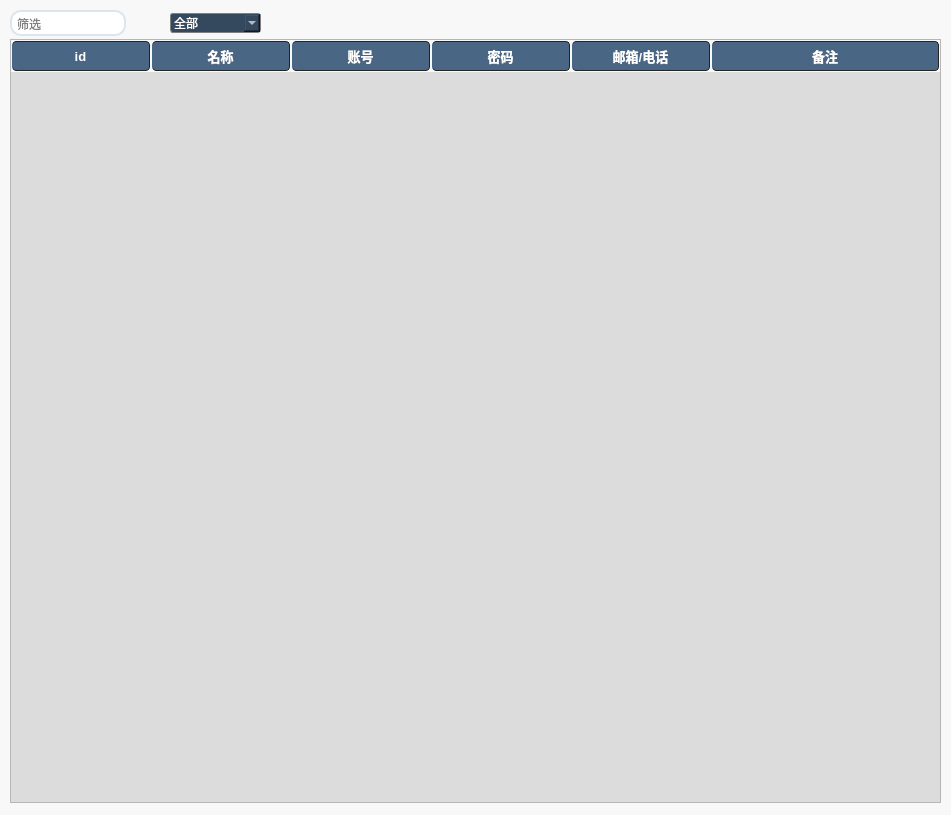
First picture: the form in gui/MainGUI.ui, repository Malloc-Luo/py-passwordmanager, before the edit.
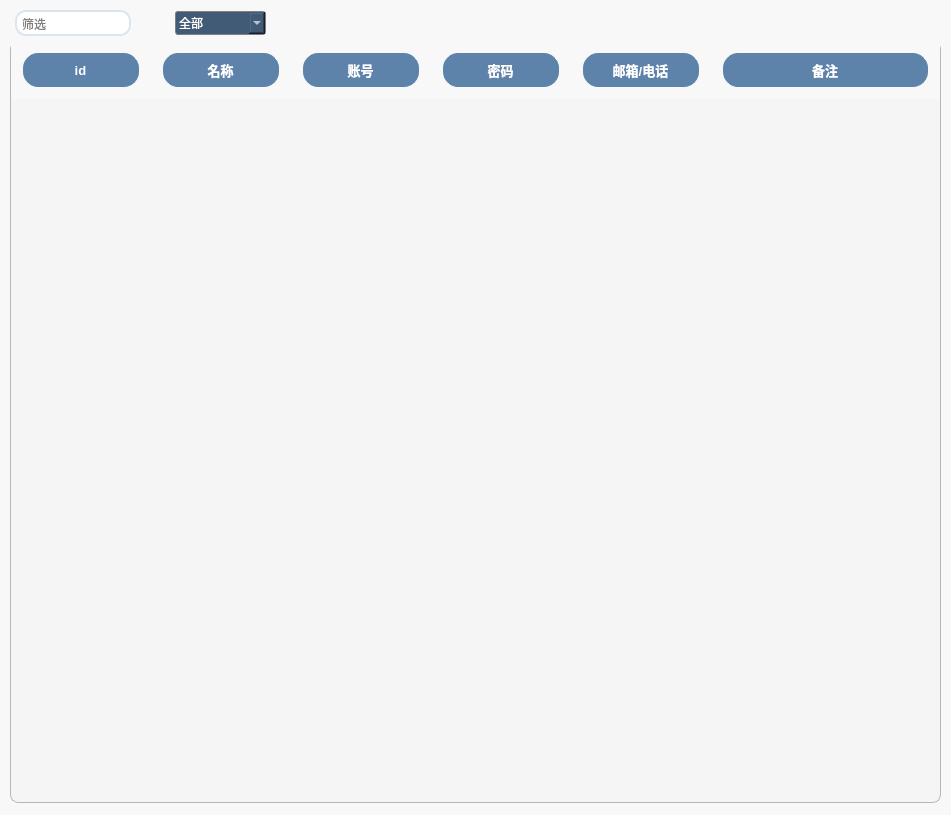
Second picture: the form after the edit. Icons and pictures are not drawn.

Diff of the .ui file:
```diff
--- a/gui/MainGUI.ui
+++ b/gui/MainGUI.ui
@@ -60,7 +60,7 @@
     border: 2px solid;
 	padding:2px;
 	border-radius:5px;
-	background-color:qlineargradient(spread:pad, x1:0, y1:0, x2:1, y2:1, stop:0.494737 rgba(220, 220, 220, 255), stop:1 rgba(255, 255, 255, 255));
+	background-color:#ffffff;
 	border-color:rgb(220, 220, 220);
 	margin-right:2px;
 }
@@ -223,7 +223,7 @@
       </attribute>
       <layout class="QVBoxLayout" name="verticalLayout">
        <property name="spacing">
-        <number>3</number>
+        <number>5</number>
        </property>
        <property name="leftMargin">
         <number>9</number>
@@ -245,6 +245,9 @@
          <property name="sizeConstraint">
           <enum>QLayout::SetFixedSize</enum>
          </property>
+         <property name="leftMargin">
+          <number>5</number>
+         </property>
          <item>
           <widget class="QLineEdit" name="le_filiter">
            <property name="sizePolicy">
@@ -316,20 +319,20 @@
             <cursorShape>PointingHandCursor</cursorShape>
            </property>
            <property name="styleSheet">
-            <string notr="true">
-QComboBox {
+            <string notr="true">QComboBox {
     border: 1px solid gray;   /* 边框 */
     border-radius: 3px;   /* 圆角 */
-    padding: 1px 18px 1px 3px;   /* 字体填衬 */
+    padding: 3px 18px 3px 3px;   /* 字体填衬 */
     color:#FFFFFF;
-    background:#34495E;
+    background:#415B76;
 }
 /* 下拉后，整个下拉窗体样式 */
 QComboBox QAbstractItemView {
 	/* 选定项的虚框 */
     outline: 0px solid gray;
 	/* 整个下拉窗体的边框 */   
-    border: 1px solid white;   
+    border: 1px solid white;
+	border-radius: 3px;  
     color:#FFFFFF;
     background:rgb(68, 96, 124);
 }
@@ -567,20 +570,25 @@
          </property>
          <property name="styleSheet">
           <string notr="true">QTableWidget {
-    color:#34495E;
-    background:#DCDCDC;
+    color:rgb(71, 71, 106);
+    background:rgb(245, 245, 245);
     border:1px solid #b6b6b6;
-    alternate-background-color:#d2d2d2;
+	border-top:0px;
+	border-radius:8px;
+    alternate-background-color:rgb(230, 230, 230);
     gridline-color:#ffffff;
 	font-family:'consolas,Microsoft YaHei';
 	font-size:10pt;
 }
 QTableWidget::item{
-    border-radius:6px;
+    border-radius:8px;
+	margin-left:2px;
+	margin-right:2px;
 }
 QTableWidget::item:selected{
-color:#ffffff;
-background:#73A1D0;
+	color:#000000;
+	font-weight: bold;
+	background-color:qlineargradient(spread:pad, x1:1, y1:0.057, x2:1, y2:0.982955, stop:0 rgba(129, 228, 255, 232), stop:1 rgba(217, 213, 255, 255));
 }
 
 QTableWidget::item:hover{
@@ -589,38 +597,38 @@
     font-size:10;
 }
 QHeaderView::section{
-text-align:center;
-background:#496684;
-padding:2px;
-margin:1px;
-color:#ffffff;
-border:1px solid #242424;
-border-left-width:0;
-border-radius:4px;
+	text-align:center;
+	background:#5E83AA;
+	padding:4px;
+	margin:12px;
+	color:#ffffff;
+	border:1px solid #5E83AA;
+	border-left-width:0;
+	border-radius:15px;
 }
 QScrollBar:vertical{
-background:#484848;
-padding:0px;
-border-radius:6px;
-max-width:12px;
+	background:#484848;
+	padding:0px;
+	border-radius:6px;
+	max-width:8px;
 }
 QScrollBar::handle:vertical{
-background:#CCCCCC;
+	background:#CCCCCC;
 }
 QScrollBar::handle:hover:vertical,QScrollBar::handle:pressed:vertical{
 background:#A7A7A7;
 }
 QScrollBar::sub-page:vertical{
-background:444444;
+	background:444444;
 }
 QScrollBar::add-page:vertical{
-background:5B5B5B;
+	background:5B5B5B;
 }
 QScrollBar::add-line:vertical{
-background:none;
+	background:none;
 }
 QScrollBar::sub-line:vertical{
-background:none;
+	background:none;
 }
 </string>
          </property>
```
Left out of the diff: 6 changed lines with no effect on the pictures.
